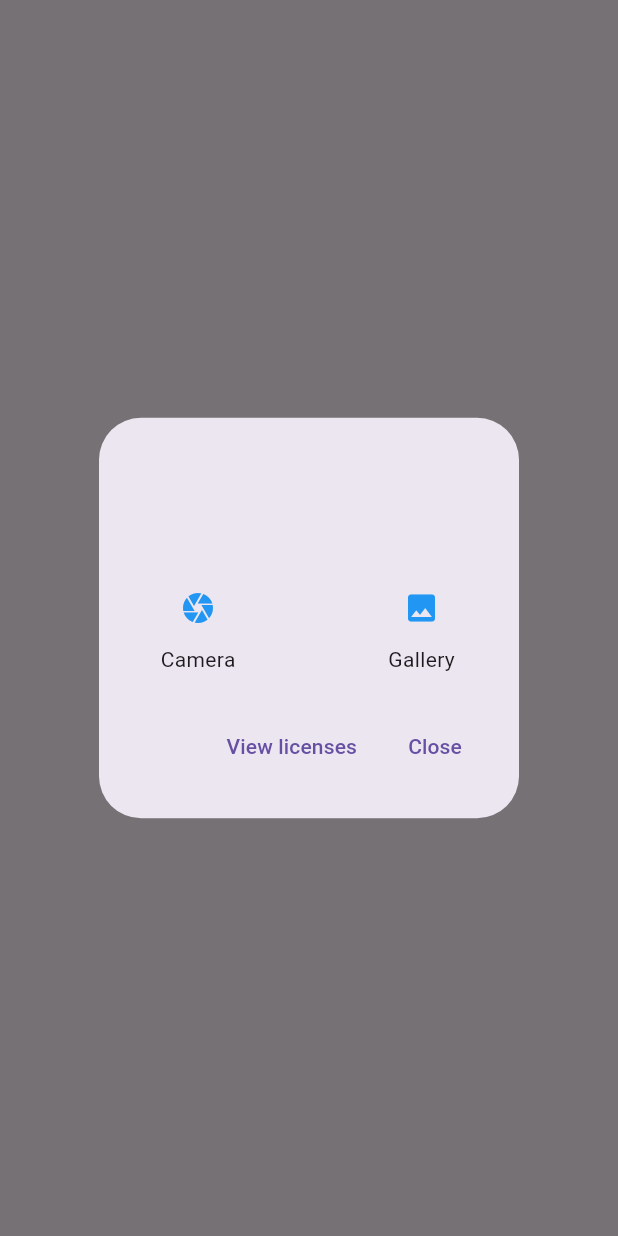
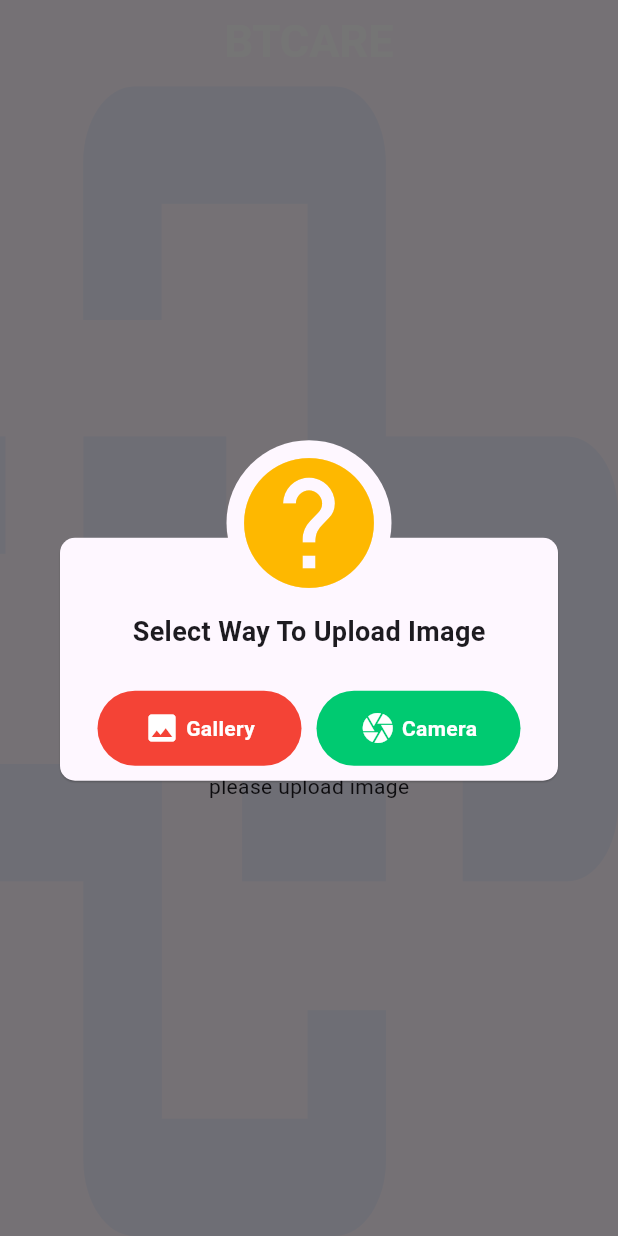
Before and after one commit to ahmedragab112/btcare, a Flutter app: the screen it shows after launch, after a tap on the "person" icon, on a phone screen of 412 x 824 dp. Run offline on Flutter 3.47's test engine with Material 3 defaults, Android fonts, the phone set to English and light mode, and no system bars; our stand-ins replace awesome_dialog, bloc, device_info_plus, dio, equatable, flutter_bloc and 6 more; generated files the repository leaves out were written again.

Commit message:
refactor code

```diff
--- /dev/null
+++ b/lib/core/helper/show_dialog.dart
@@ -0,0 +1,28 @@
+import 'package:awesome_dialog/awesome_dialog.dart';
+import 'package:btcare/features/machine/manager/machine_cubit.dart';
+import 'package:flutter/material.dart';
+import 'package:flutter_bloc/flutter_bloc.dart';
+
+void testDialog(BuildContext context) {
+  AwesomeDialog(
+    context: context,
+    animType: AnimType.scale,
+    dialogType: DialogType.question,
+    body: const Center(
+      child: Text(
+        'Select Way To Upload Image',
+        style: TextStyle(fontSize: 18, fontWeight: FontWeight.bold),
+      ),
+    ),
+    btnOkIcon: Icons.camera,
+    btnCancelIcon: Icons.image,
+    btnOkText: 'Camera',
+    btnCancelText: 'Gallery',
+    btnOkOnPress: () async {
+      await context.read<MachineCubit>().pickCameraImage();
+    },
+    btnCancelOnPress: () async {
+      await context.read<MachineCubit>().pickGalleryImage();
+    },
+  ).show();
+}
--- a/lib/core/helper/upload_image.dart
+++ b/lib/core/helper/upload_image.dart
@@ -4,7 +4,15 @@ import 'package:device_info_plus/device_info_plus.dart';
 import 'package:image_picker/image_picker.dart';
 import 'package:permission_handler/permission_handler.dart';
 
-Future <File?> uploadImageToApi(XFile image) async {
+Future<File?> pickCameraImage(XFile image) async {
+  var image = await ImagePicker().pickImage(source: ImageSource.camera);
+    if (image != null) {
+      return File(image.path);
+    } else {
+      return null;
+    }
+}
+Future <File?> pickGalleryImage(XFile image) async {
   PermissionStatus status;
   if (Platform.isAndroid) {
     final andriodInfo = await DeviceInfoPlugin().androidInfo;
--- a/lib/features/machine/manager/machine_state.dart
+++ b/lib/features/machine/manager/machine_state.dart
@@ -23,3 +23,7 @@ class MachineLoading extends MachineState {}
 
 class UploadImage extends MachineState {
 }
+class UploadImageFailed extends MachineState {
+  final String error;
+  const UploadImageFailed({required this.error});
+}
--- a/lib/features/machine/view/pages/test_home.dart
+++ b/lib/features/machine/view/pages/test_home.dart
@@ -1,8 +1,10 @@
+import 'package:btcare/core/helper/show_dialog.dart';
 import 'package:btcare/features/machine/manager/machine_cubit.dart';
 import 'package:btcare/features/machine/view/widgets/build_image.dart';
 import 'package:btcare/features/machine/view/widgets/build_listener.dart';
 import 'package:flutter/material.dart';
 import 'package:flutter_bloc/flutter_bloc.dart';
+import 'package:flutter_svg/flutter_svg.dart';
 
 class TestHome extends StatelessWidget {
   const TestHome({super.key});
@@ -10,20 +12,42 @@ class TestHome extends StatelessWidget {
   @override
   Widget build(BuildContext context) {
     return Scaffold(
-      body: Center(
+      appBar: AppBar(
+        centerTitle: true,
+        title: const Text(
+          'BTCARE',
+          style: TextStyle(
+              color: Colors.white, fontSize: 30, fontWeight: FontWeight.bold),
+        ),
+      ),
+      body: Stack(
+        alignment: Alignment.center,
+        children: [
+          SvgPicture.asset(
+            'assets/svg/background.svg',
+            width: double.infinity,
+            height: double.infinity,
+            fit: BoxFit.fill,
+          ),
+          Center(
             child: Column(
               crossAxisAlignment: CrossAxisAlignment.center,
               mainAxisAlignment: MainAxisAlignment.center,
               children: [
                 BuildImage(
                   onTap: () {
-                dialog(context);
+                    testDialog(context);
                   },
                 ),
                 const SizedBox(
                   height: 20,
                 ),
                 ElevatedButton(
+                  style: ElevatedButton.styleFrom(
+                      shape: RoundedRectangleBorder(
+                          borderRadius: BorderRadius.circular(18),
+                          side:
+                              const BorderSide(color: Colors.blue, width: 2))),
                   onPressed: () {
                     context.read<MachineCubit>().uploadImage();
                   },
@@ -32,7 +56,7 @@ class TestHome extends StatelessWidget {
                 BlocBuilder<MachineCubit, MachineState>(
                   builder: (context, state) {
                     if (state is MachineSuccess) {
-                  return Text(state.data.result??'');
+                      return Text("the result of MRI image is :${state.data.result ?? ''}");
                     } else {
                       return const Text("please upload image");
                     }
@@ -42,51 +66,8 @@ class TestHome extends StatelessWidget {
               ],
             ),
           ),
-    );
-  }
-
-  void dialog(BuildContext context) {
-    showAboutDialog(
-      context: context,
-      children: [
-        Container(
-          decoration: BoxDecoration(
-            borderRadius: BorderRadius.circular(18),
-          ),
-          child: Row(
-            mainAxisAlignment: MainAxisAlignment.center,
-            children: [
-              Column(
-                children: [
-                  IconButton(
-                    onPressed: () {},
-                    icon: const Icon(
-                      Icons.camera,
-                      color: Colors.blue,
-                    ),
-                  ),
-                  const Text('Camera'),
         ],
       ),
-              const SizedBox(width: 100),
-              Column(
-                children: [
-                  IconButton(
-                    onPressed: () async {
-                      await context.read<MachineCubit>().pickGalleryImage();
-                    },
-                    icon: const Icon(
-                      Icons.image,
-                      color: Colors.blue,
-                    ),
-                  ),
-                  const Text('Gallery'),
-                ],
-              ),
-            ],
-          ),
-        ),
-      ],
     );
   }
 }
--- a/lib/features/machine/view/widgets/build_image.dart
+++ b/lib/features/machine/view/widgets/build_image.dart
@@ -1,4 +1,6 @@
+import 'package:btcare/features/machine/manager/machine_cubit.dart';
 import 'package:flutter/material.dart';
+import 'package:flutter_bloc/flutter_bloc.dart';
 
 class BuildImage extends StatelessWidget {
   const BuildImage({super.key, this.onTap});
@@ -7,12 +9,31 @@ class BuildImage extends StatelessWidget {
   Widget build(BuildContext context) {
     return GestureDetector(
       onTap: onTap,
-      child: const CircleAvatar(
-        backgroundColor: Colors.grey,
-        radius: 50,
-        child: Center(
-          child: Icon(Icons.person, size: 100, color: Colors.white),
-        ),
+      child: BlocBuilder<MachineCubit, MachineState>(
+        builder: (context, state) {
+          if (state is UploadImage) {
+            return CircleAvatar(
+              backgroundColor: Colors.grey,
+              backgroundImage: context.read<MachineCubit>().galleryImage == null
+                  ? null
+                  : FileImage(context.read<MachineCubit>().galleryImage!),
+              radius: 50,
+              child: Center(
+                child: context.read<MachineCubit>().galleryImage == null
+                    ? const Icon(Icons.person, size: 100, color: Colors.white)
+                    : null,
+              ),
+            );
+          } else {
+            return const CircleAvatar(
+              backgroundColor: Colors.grey,
+              radius: 50,
+              child: Center(
+                child: Icon(Icons.person, size: 100, color: Colors.white),
+              ),
+            );
+          }
+        },
       ),
     );
   }
--- a/lib/main.dart
+++ b/lib/main.dart
@@ -1,6 +1,9 @@
 import 'package:btcare/btcare.dart';
+import 'package:btcare/core/helper/observer.dart';
 import 'package:flutter/material.dart';
+import 'package:flutter_bloc/flutter_bloc.dart';
 
 void main() {
+  Bloc.observer = MyBlocObserver();
   runApp(const BtCare());
 }
```
Also changed, not shown: lib/core/helper/image_picker.dart (+6 -3 lines), lib/core/helper/observer.dart (added, +41 -0 lines), lib/features/machine/manager/machine_cubit.dart (+8 -26 lines), lib/features/machine/view/widgets/build_listener.dart (+6 -5 lines), pubspec.yaml (+7 -6 lines), assets/svg/background.svg (added), pubspec.lock, 4 other files. Lines whose indentation alone changed are shown as unchanged.
